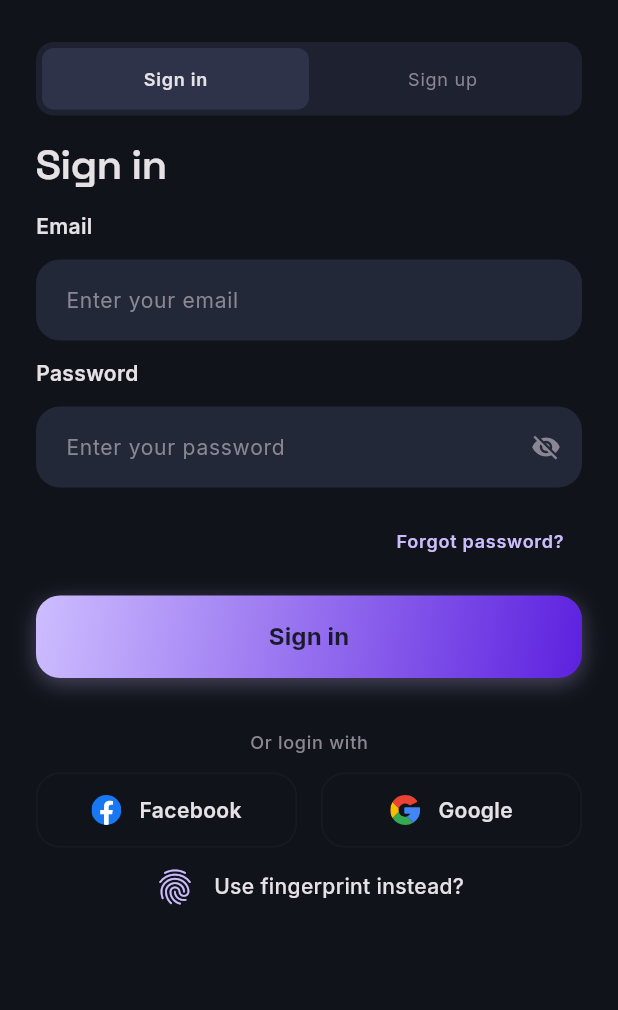
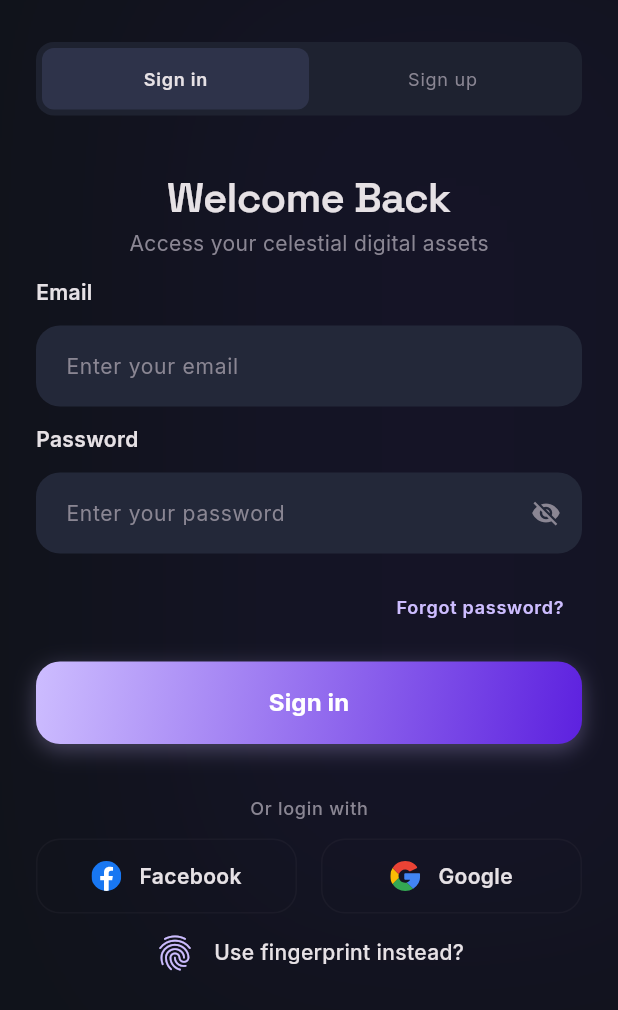
Before and after one commit to Ashraf0Sherif/Crypto, a Flutter app: the AuthScreen screen opened by its route, on a phone screen of 412 x 824 dp. Shown: the top 1010 px of the screen. Run offline on Flutter 3.47's test engine with Material 3 defaults, Android fonts, the phone set to English and light mode, and no system bars; our stand-ins replace fl_chart, flutter_svg, google_fonts, vector_graphics.

Commit message:
feat(auth): refactor auth screen and extract header widget
- Implement AuthHeader widget for title/subtitle logic
- Add decorative background shadow and scrolling to AuthScreen
- Make AppButton text dynamic based on auth state (Sign in/Sign up)
- Update AppButton text color to white for better contrast

```diff
--- a/lib/core/widgets/app_button.dart
+++ b/lib/core/widgets/app_button.dart
@@ -4,11 +4,7 @@ import '../theme/app_colors.dart';
 import '../theme/app_text_styles.dart';
 
 class AppButton extends StatelessWidget {
-  const AppButton({
-    super.key,
-    required this.text,
-    required this.onTap,
-  });
+  const AppButton({super.key, required this.text, required this.onTap});
 
   final String text;
   final VoidCallback onTap;
@@ -41,7 +37,7 @@ class AppButton extends StatelessWidget {
           child: Text(
             text,
             style: AppTextStyles.titleMd.copyWith(
-              color: AppColors.onPrimary,
+              color: AppColors.white,
               fontWeight: FontWeight.w700,
             ),
           ),
--- a/lib/features/auth/presentation/screens/auth_screen.dart
+++ b/lib/features/auth/presentation/screens/auth_screen.dart
@@ -8,6 +8,7 @@ import '../../../../core/theme/app_colors.dart';
 import '../../../../core/theme/app_text_styles.dart';
 import '../../../../core/widgets/app_button.dart';
 import '../../../../gen/assets.gen.dart';
+import '../widgets/auth_header.dart';
 import '../widgets/fingerprint_button.dart';
 
 class AuthScreen extends StatefulWidget {
@@ -35,6 +36,16 @@ class _AuthScreenState extends State<AuthScreen> {
     return Scaffold(
       backgroundColor: AppColors.background,
       body: SafeArea(
+        child: Container(
+          decoration: BoxDecoration(
+            boxShadow: [
+              BoxShadow(
+                color: AppColors.primaryContainer.withValues(alpha: 0.06),
+                blurRadius: 200,
+                offset: const Offset(100, -40),
+              ),
+            ],
+          ),
           child: SingleChildScrollView(
             padding: const EdgeInsets.symmetric(horizontal: 24),
             child: Column(
@@ -42,11 +53,11 @@ class _AuthScreenState extends State<AuthScreen> {
               spacing: 12,
               children: [
                 const SizedBox(height: 16),
-
                 Center(
                   child: Container(
                     padding: const EdgeInsets.all(4),
                     width: double.infinity,
+
                     decoration: BoxDecoration(
                       color: AppColors.surfaceContainerLow,
                       borderRadius: BorderRadius.circular(12),
@@ -72,16 +83,13 @@ class _AuthScreenState extends State<AuthScreen> {
                     ),
                   ),
                 ),
-              Text(
-                _isSignIn ? 'Sign in' : 'Sign up',
-                style: AppTextStyles.displaySm,
-              ),
+                SizedBox(height: 10),
+                Center(child: AuthHeader(isSignIn: _isSignIn)),
                 Text('Email', style: AppTextStyles.titleSm),
                 AppTextFormField(
                   controller: _emailController,
                   placeholder: 'Enter your email',
                 ),
-
                 Text('Password', style: AppTextStyles.titleSm),
                 AppTextFormField(
                   controller: _passwordController,
@@ -106,7 +114,7 @@ class _AuthScreenState extends State<AuthScreen> {
                   ),
                 ),
                 AppButton(
-                text: 'Sign in',
+                  text: _isSignIn ? 'Sign in' : 'Sign up',
                   onTap: () => context.pushNamedAndRemoveUntil(
                     Routes.home,
                     predicate: (route) => false,
@@ -147,6 +155,7 @@ class _AuthScreenState extends State<AuthScreen> {
             ),
           ),
         ),
+      ),
     );
   }
 }
--- /dev/null
+++ b/lib/features/auth/presentation/widgets/auth_header.dart
@@ -0,0 +1,46 @@
+
+import 'package:flutter/material.dart';
+
+import '../../../../core/theme/app_colors.dart';
+import '../../../../core/theme/app_text_styles.dart';
+
+class AuthHeader extends StatelessWidget {
+  const AuthHeader({
+    super.key,
+    required bool isSignIn,
+  }) : _isSignIn = isSignIn;
+
+  final bool _isSignIn;
+
+  @override
+  Widget build(BuildContext context) {
+    return Column(
+      children: [
+        _isSignIn
+            ? Text('Welcome Back', style: AppTextStyles.displaySm)
+            : RichText(
+                text: TextSpan(
+                  style: AppTextStyles.displaySm,
+                  children: [
+                    const TextSpan(text: 'Join the '),
+                    TextSpan(
+                      text: 'Expedition',
+                      style: AppTextStyles.displaySm.copyWith(
+                        color: AppColors.primary,
+                      ),
+                    ),
+                  ],
+                ),
+              ),
+        Text(
+          _isSignIn
+              ? 'Access your celestial digital assets'
+              : 'Secure your seat in the future of finance.',
+          style: AppTextStyles.bodyMd.copyWith(
+            color: AppColors.onSurfaceMuted,
+          ),
+        ),
+      ],
+    );
+  }
+}
```
Lines whose indentation alone changed are shown as unchanged.
